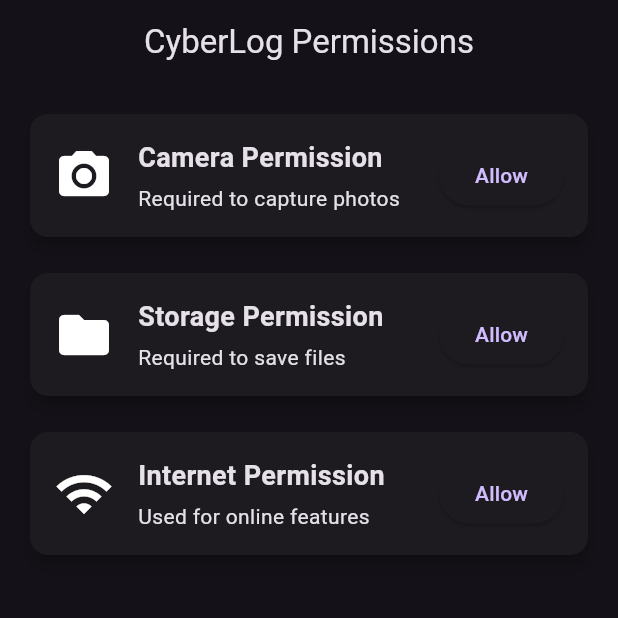
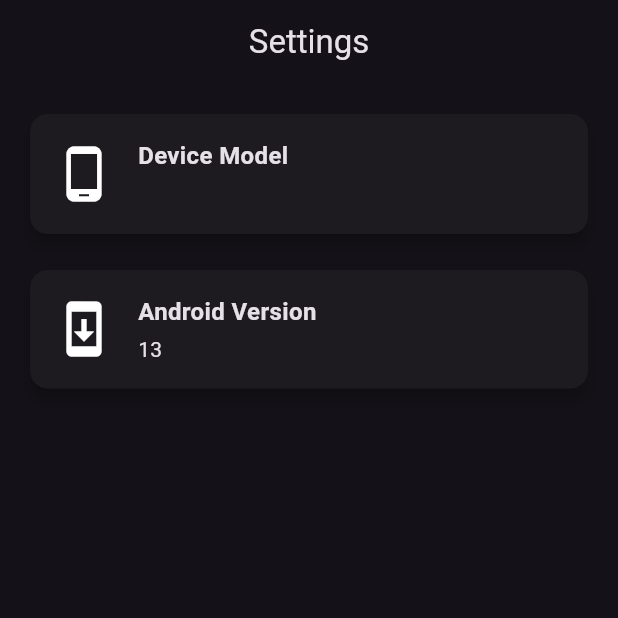
Before and after one commit to tejas1376/cyberlog, a Flutter app: the screen it shows after launch, on a phone screen of 412 x 824 dp, the top half of it. Run offline on Flutter 3.47's test engine with Material 3 defaults, Android fonts, the phone set to English and light mode, and no system bars; our stand-ins replace device_info_plus.

Commit message:
Added System Settings

```diff
--- a/lib/main.dart
+++ b/lib/main.dart
@@ -1,5 +1,5 @@
 import 'package:flutter/material.dart';
-import 'package:permission_handler/permission_handler.dart';
+import 'package:device_info_plus/device_info_plus.dart';
 
 void main() {
   runApp(const MyApp());
@@ -13,52 +13,59 @@
     return MaterialApp(
       debugShowCheckedModeBanner: false,
       theme: ThemeData.dark(),
-      home: const PermissionScreen(),
+      home: const SettingsScreen(),
     );
   }
 }
 
-class PermissionScreen extends StatelessWidget {
-  const PermissionScreen({super.key});
+class SettingsScreen extends StatefulWidget {
+  const SettingsScreen({super.key});
 
-  Future<void> requestCamera() async {
-    await Permission.camera.request();
+  @override
+  State<SettingsScreen> createState() => _SettingsScreenState();
 }
 
-  Future<void> requestStorage() async {
-    await Permission.manageExternalStorage.request();
+class _SettingsScreenState extends State<SettingsScreen> {
+  String deviceModel = "Loading...";
+  String androidVersion = "Loading...";
+
+  @override
+  void initState() {
+    super.initState();
+    getDeviceInfo();
+  }
+
+  Future<void> getDeviceInfo() async {
+    DeviceInfoPlugin deviceInfo = DeviceInfoPlugin();
+    AndroidDeviceInfo androidInfo = await deviceInfo.androidInfo;
+
+    setState(() {
+      deviceModel = androidInfo.model ?? "Unknown";
+      androidVersion = androidInfo.version.release ?? "Unknown";
+    });
   }
 
   @override
   Widget build(BuildContext context) {
     return Scaffold(
       appBar: AppBar(
-        title: const Text('CyberLog Permissions'),
+        title: const Text("Settings"),
         centerTitle: true,
       ),
       body: Padding(
         padding: const EdgeInsets.all(16),
         child: Column(
           children: [
-            PermissionCard(
-              icon: Icons.camera_alt,
-              title: 'Camera Permission',
-              subtitle: 'Required to capture photos',
-              onPressed: requestCamera,
+            InfoCard(
+              icon: Icons.phone_android,
+              title: "Device Model",
+              value: deviceModel,
             ),
             const SizedBox(height: 16),
-            PermissionCard(
-              icon: Icons.folder,
-              title: 'Storage Permission',
-              subtitle: 'Required to save files',
-              onPressed: requestStorage,
-            ),
-            const SizedBox(height: 16),
-            PermissionCard(
-              icon: Icons.wifi,
-              title: 'Internet Permission',
-              subtitle: 'Used for online features',
-              onPressed: () {},
+            InfoCard(
+              icon: Icons.system_update,
+              title: "Android Version",
+              value: androidVersion,
             ),
           ],
         ),
@@ -67,18 +74,16 @@
   }
 }
 
-class PermissionCard extends StatelessWidget {
+class InfoCard extends StatelessWidget {
   final IconData icon;
   final String title;
-  final String subtitle;
-  final VoidCallback onPressed;
+  final String value;
 
-  const PermissionCard({
+  const InfoCard({
     super.key,
     required this.icon,
     required this.title,
-    required this.subtitle,
-    required this.onPressed,
+    required this.value,
   });
 
   @override
@@ -91,21 +96,15 @@
           children: [
             Icon(icon, size: 40),
             const SizedBox(width: 16),
-            Expanded(
-              child: Column(
+            Column(
               crossAxisAlignment: CrossAxisAlignment.start,
               children: [
                 Text(title,
                     style: const TextStyle(
-                          fontSize: 18, fontWeight: FontWeight.bold)),
+                        fontSize: 16, fontWeight: FontWeight.bold)),
                 const SizedBox(height: 4),
-                  Text(subtitle),
+                Text(value, style: const TextStyle(fontSize: 14)),
               ],
-              ),
-            ),
-            ElevatedButton(
-              onPressed: onPressed,
-              child: const Text('Allow'),
             ),
           ],
         ),
```
Lines whose indentation alone changed are shown as unchanged.
